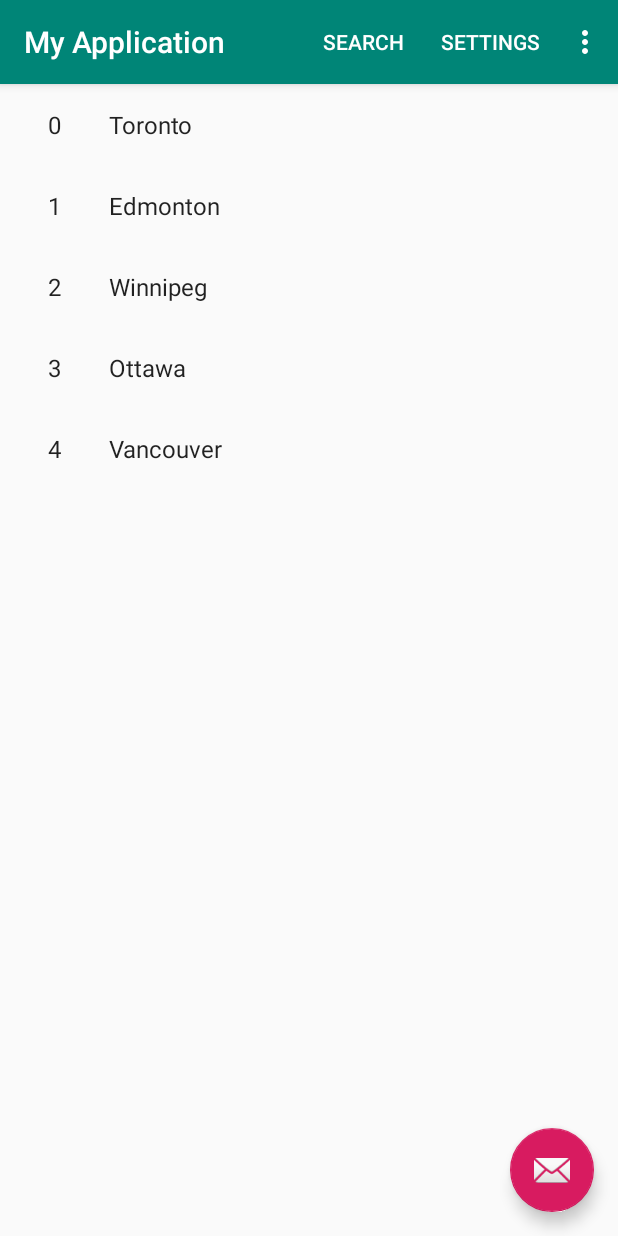
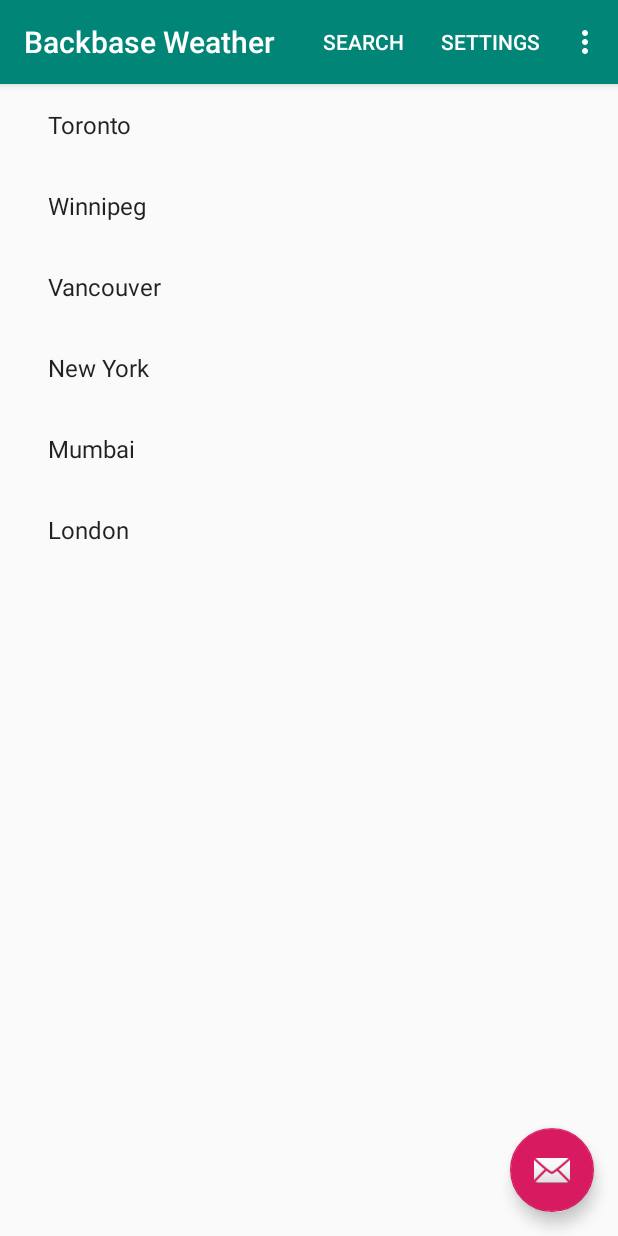
Before and after one commit to joy6005/BackBaseWeatherApplication, an Android app: the screen it shows after launch (HomeActivity), on a phone screen of 412 x 824 dp. Run offline under Robolectric (Android 15) with nearby library versions, the phone set to English and light mode, and no system bars; our stand-ins replace Room's generated code.

Commit message:
Favorite Cities Activity refactored to get data from Room Database

```diff
--- a/app/build.gradle
+++ b/app/build.gradle
@@ -34,5 +34,4 @@ dependencies {
     annotationProcessor 'com.github.bumptech.glide:compiler:4.8.0'
     implementation 'android.arch.persistence.room:runtime:1.1.1'
     annotationProcessor 'android.arch.persistence.room:compiler:1.1.1'
-
 }
--- /dev/null
+++ b/app/src/main/java/com/backbase/weatherapp/adapters/FavoriteCitiesRecyclerViewAdapter.java
@@ -0,0 +1,95 @@
+package com.backbase.weatherapp.adapters;
+
+import android.content.Context;
+import android.content.Intent;
+import android.os.Bundle;
+import android.support.v7.widget.RecyclerView;
+import android.view.LayoutInflater;
+import android.view.View;
+import android.view.ViewGroup;
+import android.widget.TextView;
+
+import com.backbase.weatherapp.R;
+import com.backbase.weatherapp.db.FavoriteCity;
+import com.backbase.weatherapp.ui.cities.CityDetailActivity;
+import com.backbase.weatherapp.ui.cities.CityDetailFragment;
+import com.backbase.weatherapp.ui.home.HomeActivity;
+
+import java.util.List;
+
+public class FavoriteCitiesRecyclerViewAdapter
+        extends RecyclerView.Adapter<FavoriteCitiesRecyclerViewAdapter.FavoriteCityViewHolder>
+{
+
+    private HomeActivity mParentActivity;
+    private List<FavoriteCity> mFavoriteCityList;
+    private boolean mTwoPane;
+
+    private final View.OnClickListener mOnClickListener = new View.OnClickListener()
+    {
+        @Override
+        public void onClick(View view)
+        {
+            FavoriteCity city = (FavoriteCity) view.getTag();
+            if (mTwoPane)
+            {
+                Bundle arguments = new Bundle();
+                arguments.putString(CityDetailFragment.ARG_ITEM_ID, city.getName());
+                CityDetailFragment fragment = new CityDetailFragment();
+                fragment.setArguments(arguments);
+                mParentActivity.getSupportFragmentManager().beginTransaction()
+                        .replace(R.id.item_detail_container, fragment)
+                        .commit();
+            } else
+            {
+                Context context = view.getContext();
+                Intent intent = new Intent(context, CityDetailActivity.class);
+                intent.putExtra(CityDetailFragment.ARG_ITEM_ID, city.getName());
+                context.startActivity(intent);
+            }
+        }
+    };
+
+    public FavoriteCitiesRecyclerViewAdapter(HomeActivity parent,
+                                      List<FavoriteCity> favoriteCityList,
+                                      boolean twoPane)
+    {
+        this.mFavoriteCityList = favoriteCityList;
+        this.mParentActivity = parent;
+        this.mTwoPane = twoPane;
+    }
+
+    @Override
+    public FavoriteCityViewHolder onCreateViewHolder(ViewGroup parent, int viewType)
+    {
+        View view = LayoutInflater.from(parent.getContext())
+                .inflate(R.layout.item_list_content, parent, false);
+        return new FavoriteCityViewHolder(view);
+    }
+
+    @Override
+    public void onBindViewHolder(final FavoriteCityViewHolder holder, int position)
+    {
+        holder.mContentView.setText(mFavoriteCityList.get(position).getName());
+
+        holder.itemView.setTag(mFavoriteCityList.get(position));
+        holder.itemView.setOnClickListener(mOnClickListener);
+    }
+
+    @Override
+    public int getItemCount()
+    {
+        return mFavoriteCityList.size();
+    }
+
+    class FavoriteCityViewHolder extends RecyclerView.ViewHolder
+    {
+        final TextView mContentView;
+
+        FavoriteCityViewHolder(View view)
+        {
+            super(view);
+            mContentView = view.findViewById(R.id.lblCityName);
+        }
+    }
+}
--- a/app/src/main/java/com/backbase/weatherapp/models/DummyContent.java
+++ /dev/null
@@ -1,66 +0,0 @@
-package com.backbase.weatherapp.models;
-
-import java.util.ArrayList;
-import java.util.HashMap;
-import java.util.List;
-import java.util.Map;
-
-public class DummyContent
-{
-
-    public static final List<DummyItem> ITEMS = new ArrayList<DummyItem>();
-    public static final Map<String, DummyItem> ITEM_MAP = new HashMap<String, DummyItem>();
-
-    private static final int COUNT = 5;
-    private static String []cityName = {"Toronto", "Edmonton", "Winnipeg", "Ottawa", "Vancouver"};
-
-    static
-    {
-        for (int i = 0; i < COUNT; i++)
-        {
-            addItem(createDummyItem(i));
-        }
-    }
-
-    private static void addItem(DummyItem item)
-    {
-        ITEMS.add(item);
-        ITEM_MAP.put(item.id, item);
-    }
-
-    private static DummyItem createDummyItem(int position)
-    {
-        return new DummyItem(String.valueOf(position), cityName[position], makeDetails(position));
-    }
-
-    private static String makeDetails(int position)
-    {
-        StringBuilder builder = new StringBuilder();
-        builder.append("Details about Item: ").append(position);
-        for (int i = 0; i < position; i++)
-        {
-            builder.append("\nMore details information here.");
-        }
-        return builder.toString();
-    }
-
-    public static class DummyItem
-    {
-        public final String id;
-        public final String content;
-        public final String details;
-
-        public DummyItem(String id, String content, String details)
-        {
-            this.id = id;
-            this.content = content;
-            this.details = details;
-        }
-
-        @Override
-        public String toString()
-        {
-            return content;
-        }
-    }
-}
--- a/app/src/main/java/com/backbase/weatherapp/ui/home/HomeActivity.java
+++ b/app/src/main/java/com/backbase/weatherapp/ui/home/HomeActivity.java
@@ -1,7 +1,5 @@
 package com.backbase.weatherapp.ui.home;
 
-import android.content.Context;
-import android.content.Intent;
 import android.os.Bundle;
 import android.support.annotation.NonNull;
 import android.support.v7.app.AppCompatActivity;
@@ -10,21 +8,16 @@ import android.support.v7.widget.Toolbar;
 import android.support.design.widget.FloatingActionButton;
 import android.support.design.widget.Snackbar;
 import android.util.Log;
-import android.view.LayoutInflater;
 import android.view.Menu;
 import android.view.MenuInflater;
 import android.view.MenuItem;
 import android.view.View;
-import android.view.ViewGroup;
-import android.widget.TextView;
 import android.widget.Toast;
 
+import com.backbase.weatherapp.adapters.FavoriteCitiesRecyclerViewAdapter;
 import com.backbase.weatherapp.support.BackBaseApplication;
-import com.backbase.weatherapp.ui.cities.CityDetailActivity;
-import com.backbase.weatherapp.ui.cities.CityDetailFragment;
 import com.backbase.weatherapp.R;
 import com.backbase.weatherapp.db.FavoriteCity;
-import com.backbase.weatherapp.models.DummyContent;
 import com.backbase.weatherapp.ui.help.HelpActivity;
 import com.backbase.weatherapp.ui.settings.SettingsActivity;
 
@@ -34,7 +27,8 @@ public class HomeActivity extends AppCompatActivity
 {
     private boolean mTwoPane;
     private List<FavoriteCity>mFavoriteCityList;
-
+    private FavoriteCitiesRecyclerViewAdapter mFavoriteCitiesRecyclerViewAdapter;
+    private static String []cityName = {"Toronto", "Edmonton", "Winnipeg", "Ottawa", "Vancouver"};
     @Override
     protected void onCreate(Bundle savedInstanceState)
     {
@@ -72,6 +66,7 @@ public class HomeActivity extends AppCompatActivity
         inflater.inflate(R.menu.menu_main, menu);
         return true;
     }
+
     @Override
     public boolean onOptionsItemSelected(MenuItem item) {
 
@@ -98,85 +93,9 @@ public class HomeActivity extends AppCompatActivity
     {
         List<FavoriteCity>mFavoriteCityList = BackBaseApplication.getGlobalApplicationInstance().getDB().favorityCityDao().getAll();
         Log.d("SIZE", "COUNT : " + mFavoriteCityList.size());
-        recyclerView.setAdapter(new SimpleItemRecyclerViewAdapter(this, DummyContent.ITEMS, mTwoPane));
+        mFavoriteCitiesRecyclerViewAdapter = new FavoriteCitiesRecyclerViewAdapter(this, mFavoriteCityList, mTwoPane);
+        recyclerView.setAdapter(mFavoriteCitiesRecyclerViewAdapter);
     }
 
-    public static class SimpleItemRecyclerViewAdapter
-            extends RecyclerView.Adapter<SimpleItemRecyclerViewAdapter.ViewHolder>
-    {
 
-        private final HomeActivity mParentActivity;
-        private final List<DummyContent.DummyItem> mValues;
-        private final boolean mTwoPane;
-        private final View.OnClickListener mOnClickListener = new View.OnClickListener()
-        {
-            @Override
-            public void onClick(View view)
-            {
-                DummyContent.DummyItem item = (DummyContent.DummyItem) view.getTag();
-                if (mTwoPane)
-                {
-                    Bundle arguments = new Bundle();
-                    arguments.putString(CityDetailFragment.ARG_ITEM_ID, item.id);
-                    CityDetailFragment fragment = new CityDetailFragment();
-                    fragment.setArguments(arguments);
-                    mParentActivity.getSupportFragmentManager().beginTransaction()
-                            .replace(R.id.item_detail_container, fragment)
-                            .commit();
-                } else
-                {
-                    Context context = view.getContext();
-                    Intent intent = new Intent(context, CityDetailActivity.class);
-                    intent.putExtra(CityDetailFragment.ARG_ITEM_ID, item.id);
-                    context.startActivity(intent);
-                }
-            }
-        };
-
-        SimpleItemRecyclerViewAdapter(HomeActivity parent,
-                                      List<DummyContent.DummyItem> items,
-                                      boolean twoPane)
-        {
-            mValues = items;
-            mParentActivity = parent;
-            mTwoPane = twoPane;
-        }
-
-        @Override
-        public ViewHolder onCreateViewHolder(ViewGroup parent, int viewType)
-        {
-            View view = LayoutInflater.from(parent.getContext())
-                    .inflate(R.layout.item_list_content, parent, false);
-            return new ViewHolder(view);
-        }
-
-        @Override
-        public void onBindViewHolder(final ViewHolder holder, int position)
-        {
-            holder.mIdView.setText(mValues.get(position).id);
-            holder.mContentView.setText(mValues.get(position).content);
-
-            holder.itemView.setTag(mValues.get(position));
-            holder.itemView.setOnClickListener(mOnClickListener);
-        }
-
-        @Override
-        public int getItemCount()
-        {
-            return mValues.size();
-        }
-
-        class ViewHolder extends RecyclerView.ViewHolder
-        {
-            final TextView mIdView;
-            final TextView mContentView;
-
-            ViewHolder(View view)
-            {
-                super(view);
-                mIdView = (TextView) view.findViewById(R.id.id_text);
-                mContentView = (TextView) view.findViewById(R.id.content);
-            }
-        }
-    }
 }
--- a/app/src/main/res/layout/item_list_content.xml
+++ b/app/src/main/res/layout/item_list_content.xml
@@ -3,16 +3,8 @@
               android:layout_width="wrap_content"
               android:layout_height="wrap_content"
               android:orientation="horizontal">
-
     <TextView
-        android:id="@+id/id_text"
-        android:layout_width="wrap_content"
-        android:layout_height="wrap_content"
-        android:layout_margin="@dimen/text_margin"
-        android:textAppearance="?attr/textAppearanceListItem"/>
-
-    <TextView
-        android:id="@+id/content"
+        android:id="@+id/lblCityName"
         android:layout_width="wrap_content"
         android:layout_height="wrap_content"
         android:layout_margin="@dimen/text_margin"
--- a/app/src/main/res/values/strings.xml
+++ b/app/src/main/res/values/strings.xml
@@ -1,5 +1,5 @@
 <resources>
-    <string name="app_name">My Application</string>
+    <string name="app_name">Backbase Weather</string>
     <string name="title_item_detail">Item Detail</string>
     <string name="title_activity_settings">Settings</string>
 
```
Also changed, not shown: app/src/main/java/com/backbase/weatherapp/ui/cities/CityDetailFragment.java (+9 -16 lines), app/src/main/java/com/backbase/weatherapp/utils/BackBaseUtils.java (+17 -0 lines).
